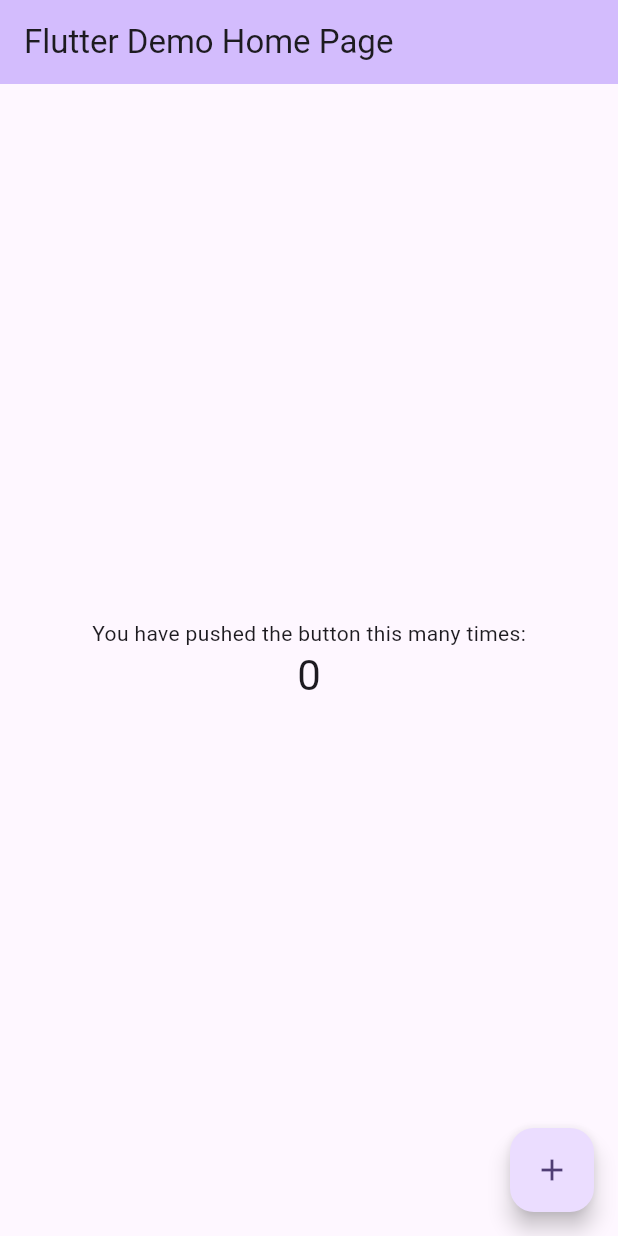
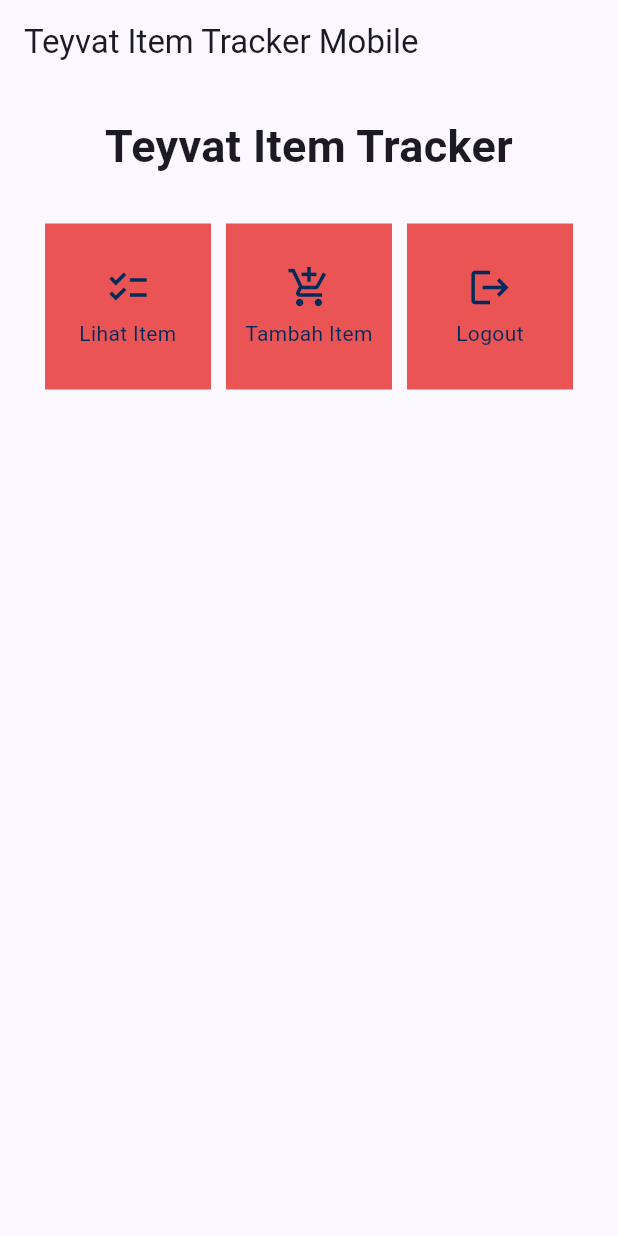
Before and after one commit to fionafrm/tugas-mobile, a Flutter app: the screen it shows after launch, on a phone screen of 412 x 824 dp. Run offline on Flutter 3.47's test engine with Material 2 defaults, Android fonts, the phone set to English and light mode, and no system bars.

Commit message:
Done editing main and menu

```diff
--- a/lib/main.dart
+++ b/lib/main.dart
@@ -1,4 +1,5 @@
 import 'package:flutter/material.dart';
+import 'package:teyvat_item_tracker_mobile/menu.dart';
 
 void main() {
   runApp(const MyApp());
@@ -28,98 +29,10 @@
         //
         // This works for code too, not just values: Most code changes can be
         // tested with just a hot reload.
-        colorScheme: ColorScheme.fromSeed(seedColor: Colors.deepPurple),
+        colorScheme: ColorScheme.fromSeed(seedColor: Colors.indigo),
         useMaterial3: true,
       ),
-      home: const MyHomePage(title: 'Flutter Demo Home Page'),
+      home: MyHomePage(),
     );
   }
 }
-
-class MyHomePage extends StatefulWidget {
-  const MyHomePage({super.key, required this.title});
-
-  // This widget is the home page of your application. It is stateful, meaning
-  // that it has a State object (defined below) that contains fields that affect
-  // how it looks.
-
-  // This class is the configuration for the state. It holds the values (in this
-  // case the title) provided by the parent (in this case the App widget) and
-  // used by the build method of the State. Fields in a Widget subclass are
-  // always marked "final".
-
-  final String title;
-
-  @override
-  State<MyHomePage> createState() => _MyHomePageState();
-}
-
-class _MyHomePageState extends State<MyHomePage> {
-  int _counter = 0;
-
-  void _incrementCounter() {
-    setState(() {
-      // This call to setState tells the Flutter framework that something has
-      // changed in this State, which causes it to rerun the build method below
-      // so that the display can reflect the updated values. If we changed
-      // _counter without calling setState(), then the build method would not be
-      // called again, and so nothing would appear to happen.
-      _counter++;
-    });
-  }
-
-  @override
-  Widget build(BuildContext context) {
-    // This method is rerun every time setState is called, for instance as done
-    // by the _incrementCounter method above.
-    //
-    // The Flutter framework has been optimized to make rerunning build methods
-    // fast, so that you can just rebuild anything that needs updating rather
-    // than having to individually change instances of widgets.
-    return Scaffold(
-      appBar: AppBar(
-        // TRY THIS: Try changing the color here to a specific color (to
-        // Colors.amber, perhaps?) and trigger a hot reload to see the AppBar
-        // change color while the other colors stay the same.
-        backgroundColor: Theme.of(context).colorScheme.inversePrimary,
-        // Here we take the value from the MyHomePage object that was created by
-        // the App.build method, and use it to set our appbar title.
-        title: Text(widget.title),
-      ),
-      body: Center(
-        // Center is a layout widget. It takes a single child and positions it
-        // in the middle of the parent.
-        child: Column(
-          // Column is also a layout widget. It takes a list of children and
-          // arranges them vertically. By default, it sizes itself to fit its
-          // children horizontally, and tries to be as tall as its parent.
-          //
-          // Column has various properties to control how it sizes itself and
-          // how it positions its children. Here we use mainAxisAlignment to
-          // center the children vertically; the main axis here is the vertical
-          // axis because Columns are vertical (the cross axis would be
-          // horizontal).
-          //
-          // TRY THIS: Invoke "debug painting" (choose the "Toggle Debug Paint"
-          // action in the IDE, or press "p" in the console), to see the
-          // wireframe for each widget.
-          mainAxisAlignment: MainAxisAlignment.center,
-          children: <Widget>[
-            const Text(
-              'You have pushed the button this many times:',
-            ),
-            Text(
-              '$_counter',
-              style: Theme.of(context).textTheme.headlineMedium,
-            ),
-          ],
-        ),
-      ),
-      floatingActionButton: FloatingActionButton(
-        onPressed: _incrementCounter,
-        tooltip: 'Increment',
-        child: const Icon(Icons.add),
-      ), // This trailing comma makes auto-formatting nicer for build methods.
-    );
-  }
-}
--- /dev/null
+++ b/lib/menu.dart
@@ -0,0 +1,109 @@
+import 'package:flutter/material.dart';
+
+class Item {
+  final String name;
+  final IconData icon;
+
+  Item(this.name, this.icon);
+}
+
+class ShopCard extends StatelessWidget {
+  final Item item;
+
+  const ShopCard(this.item, {super.key}); // Constructor
+
+  @override
+  Widget build(BuildContext context) {
+    return Material(
+      color: const Color(0xFFEA5455),
+      child: InkWell(
+        // Area responsive terhadap sentuhan
+        onTap: () {
+          // Memunculkan SnackBar ketika diklik
+          ScaffoldMessenger.of(context)
+            ..hideCurrentSnackBar()
+            ..showSnackBar(SnackBar(
+                content: Text("Kamu telah menekan tombol ${item.name}!")));
+        },
+        child: Container(
+          // Container untuk menyimpan Icon dan Text
+          padding: const EdgeInsets.all(8),
+          child: Center(
+            child: Column(
+              mainAxisAlignment: MainAxisAlignment.center,
+              children: [
+                Icon(
+                  item.icon,
+                  color: const Color(0xFF002B5B),
+                  size: 30.0,
+                ),
+                const Padding(padding: EdgeInsets.all(3)),
+                Text(
+                  item.name,
+                  textAlign: TextAlign.center,
+                  style: const TextStyle(color: Color(0xFF002B5B)),
+                ),
+              ],
+            ),
+          ),
+        ),
+      ),
+    );
+  }
+}
+
+class MyHomePage extends StatelessWidget {
+  MyHomePage({Key? key}) : super(key: key);
+  final List<Item> items = [
+    Item("Lihat Item", Icons.checklist),
+    Item("Tambah Item", Icons.add_shopping_cart),
+    Item("Logout", Icons.logout),
+  ];
+  @override
+  Widget build(BuildContext context) {
+    return Scaffold(
+      appBar: AppBar(
+        title: const Text(
+          'Teyvat Item Tracker Mobile',
+        ),
+      ),
+      body: SingleChildScrollView(
+        // Widget wrapper yang dapat discroll
+        child: Padding(
+          padding: const EdgeInsets.all(10.0), // Set padding dari halaman
+          child: Column(
+            // Widget untuk menampilkan children secara vertikal
+            children: <Widget>[
+              const Padding(
+                padding: EdgeInsets.only(top: 10.0, bottom: 10.0),
+                // Widget Text untuk menampilkan tulisan dengan alignment center dan style yang sesuai
+                child: Text(
+                  'Teyvat Item Tracker', // Text yang menandakan toko
+                  textAlign: TextAlign.center,
+                  style: TextStyle(
+                    fontSize: 30,
+                    fontWeight: FontWeight.bold,
+                  ),
+                ),
+              ),
+              // Grid layout
+              GridView.count(
+                // Container pada card kita.
+                primary: true,
+                padding: const EdgeInsets.all(20),
+                crossAxisSpacing: 10,
+                mainAxisSpacing: 10,
+                crossAxisCount: 3,
+                shrinkWrap: true,
+                children: items.map((Item item) {
+                  // Iterasi untuk setiap item
+                  return ShopCard(item);
+                }).toList(),
+              ),
+            ],
+          ),
+        ),
+      ),
+    );
+  }
+}
```
